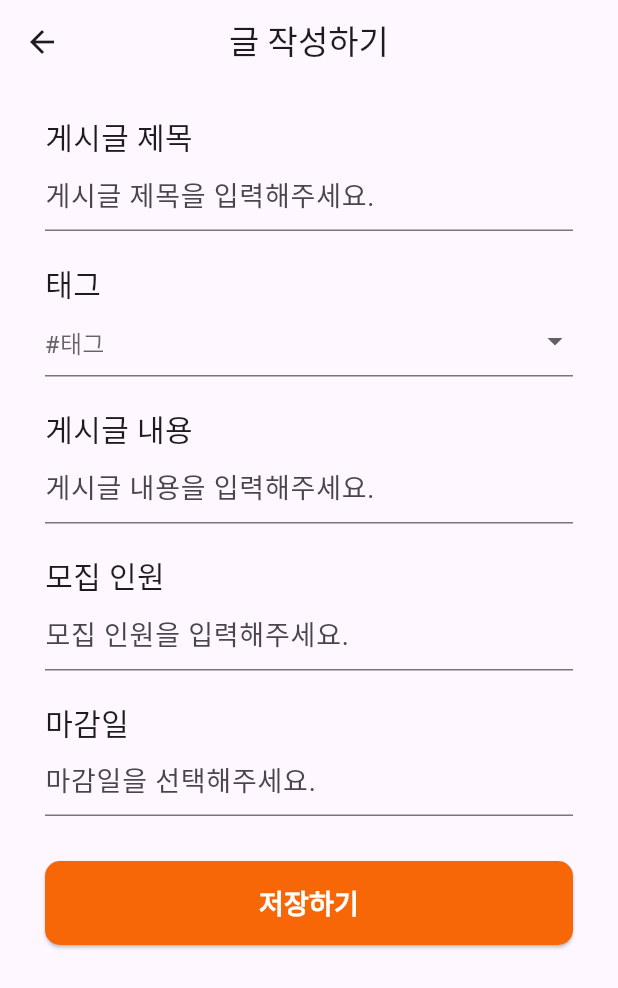
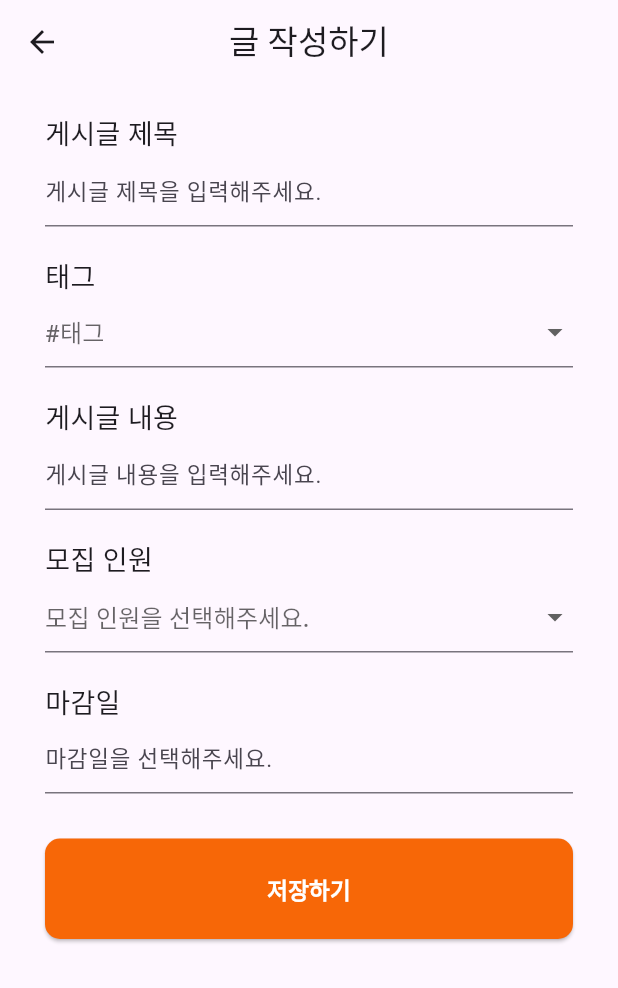
Before and after one commit to DreamOrReality/Dream-Or-Reality-Flutter, a Flutter app: the WriteMyPostScreen screen opened by its route, on a phone screen of 412 x 824 dp. Shown: the top 988 px of the screen. Run offline on Flutter 3.47's test engine with Material 3 defaults, Android fonts, the phone set to English and light mode, and no system bars; our stand-ins replace shared_preferences, table_calendar; accounts and stored records are empty.

Commit message:
style. fontsize 조정 및 버튼 패딩 조정

```diff
--- a/lib/screens/study/write_mypost_screen.dart
+++ b/lib/screens/study/write_mypost_screen.dart
@@ -75,7 +75,7 @@ class _WriteMyPostScreenState extends State<WriteMyPostScreen> {
                   },
                   style: ElevatedButton.styleFrom(
                     backgroundColor: primaryColor,
-                    padding: const EdgeInsets.all(15),
+                    padding: const EdgeInsets.all(23),
                     shape: RoundedRectangleBorder(
                       borderRadius: BorderRadius.circular(10),
                     ),
@@ -85,7 +85,7 @@ class _WriteMyPostScreenState extends State<WriteMyPostScreen> {
                     style: TextStyle(
                         color: Colors.white,
                         fontWeight: FontWeight.bold,
-                        fontSize: 18),
+                        fontSize: 15),
                   ),
                 ),
               ),
@@ -101,15 +101,15 @@ class _WriteMyPostScreenState extends State<WriteMyPostScreen> {
     return Column(
       crossAxisAlignment: CrossAxisAlignment.start,
       children: [
-        const Text('게시글 제목', style: TextStyle(fontSize: 20)),
+        const Text('게시글 제목', style: TextStyle(fontSize: 18)),
         TextField(
           keyboardType: TextInputType.multiline,
           maxLines: null,
-          style: const TextStyle(fontSize: 18),
+          style: const TextStyle(fontSize: 15),
           decoration: const InputDecoration(
             hintText: '게시글 제목을 입력해주세요.',
             hintStyle: TextStyle(
-              fontSize: 18,
+              fontSize: 15,
             ),
           ),
           onChanged: (value) {
@@ -127,18 +127,18 @@ class _WriteMyPostScreenState extends State<WriteMyPostScreen> {
     return Column(
       crossAxisAlignment: CrossAxisAlignment.start,
       children: [
-        const Text('태그', style: TextStyle(fontSize: 20)),
+        const Text('태그', style: TextStyle(fontSize: 18)),
         DropdownButtonFormField<String>(
           decoration: const InputDecoration(
             hintText: '#태그',
             hintStyle: TextStyle(
-              fontSize: 18,
+              fontSize: 15,
             ),
           ),
           items: tags.map((String value) {
             return DropdownMenuItem<String>(
               value: value,
-              child: Text(value, style: const TextStyle(fontSize: 18)),
+              child: Text(value, style: const TextStyle(fontSize: 15)),
             );
           }).toList(),
           onChanged: (value) {
@@ -156,15 +156,15 @@ class _WriteMyPostScreenState extends State<WriteMyPostScreen> {
     return Column(
       crossAxisAlignment: CrossAxisAlignment.start,
       children: [
-        const Text('게시글 내용', style: TextStyle(fontSize: 20)),
+        const Text('게시글 내용', style: TextStyle(fontSize: 18)),
         TextField(
           keyboardType: TextInputType.multiline,
           maxLines: null,
-          style: const TextStyle(fontSize: 18),
+          style: const TextStyle(fontSize: 15),
           decoration: const InputDecoration(
             hintText: '게시글 내용을 입력해주세요.',
             hintStyle: TextStyle(
-              fontSize: 18,
+              fontSize: 15,
             ),
           ),
           onChanged: (value) {
@@ -182,19 +182,25 @@ class _WriteMyPostScreenState extends State<WriteMyPostScreen> {
     return Column(
       crossAxisAlignment: CrossAxisAlignment.start,
       children: [
-        const Text('모집 인원', style: TextStyle(fontSize: 20)),
-        TextField(
-          keyboardType: TextInputType.number,
-          style: const TextStyle(fontSize: 18),
+        const Text('모집 인원', style: TextStyle(fontSize: 18)),
+        DropdownButtonFormField<int>(
           decoration: const InputDecoration(
-            hintText: '모집 인원을 입력해주세요.',
+            hintText: '모집 인원을 선택해주세요.',
             hintStyle: TextStyle(
-              fontSize: 18,
+              fontSize: 15,
+            ),
+          ),
+          items: List<DropdownMenuItem<int>>.generate(
+            7,
+            (int index) => DropdownMenuItem<int>(
+              value: index,
+              child:
+                  Text(index.toString(), style: const TextStyle(fontSize: 15)),
             ),
           ),
           onChanged: (value) {
             setState(() {
-              recuritCount = int.parse(value);
+              recuritCount = value!;
             });
           },
         ),
@@ -207,14 +213,14 @@ class _WriteMyPostScreenState extends State<WriteMyPostScreen> {
     return Column(
       crossAxisAlignment: CrossAxisAlignment.start,
       children: [
-        const Text('마감일', style: TextStyle(fontSize: 20)),
+        const Text('마감일', style: TextStyle(fontSize: 18)),
         GestureDetector(
           onTap: () async {
             final DateTime? pickedDate = await showDatePicker(
               context: context,
               initialDate: DateTime.now(),
-              firstDate: DateTime(2000),
-              lastDate: DateTime(2101),
+              firstDate: DateTime(2024),
+              lastDate: DateTime(2050),
             );
             if (pickedDate != null) {
               setState(() {
@@ -232,10 +238,10 @@ class _WriteMyPostScreenState extends State<WriteMyPostScreen> {
               decoration: const InputDecoration(
                 hintText: '마감일을 선택해주세요.',
                 hintStyle: TextStyle(
-                  fontSize: 18,
+                  fontSize: 15,
                 ),
               ),
-              style: const TextStyle(fontSize: 18),
+              style: const TextStyle(fontSize: 15),
             ),
           ),
         ),
```
